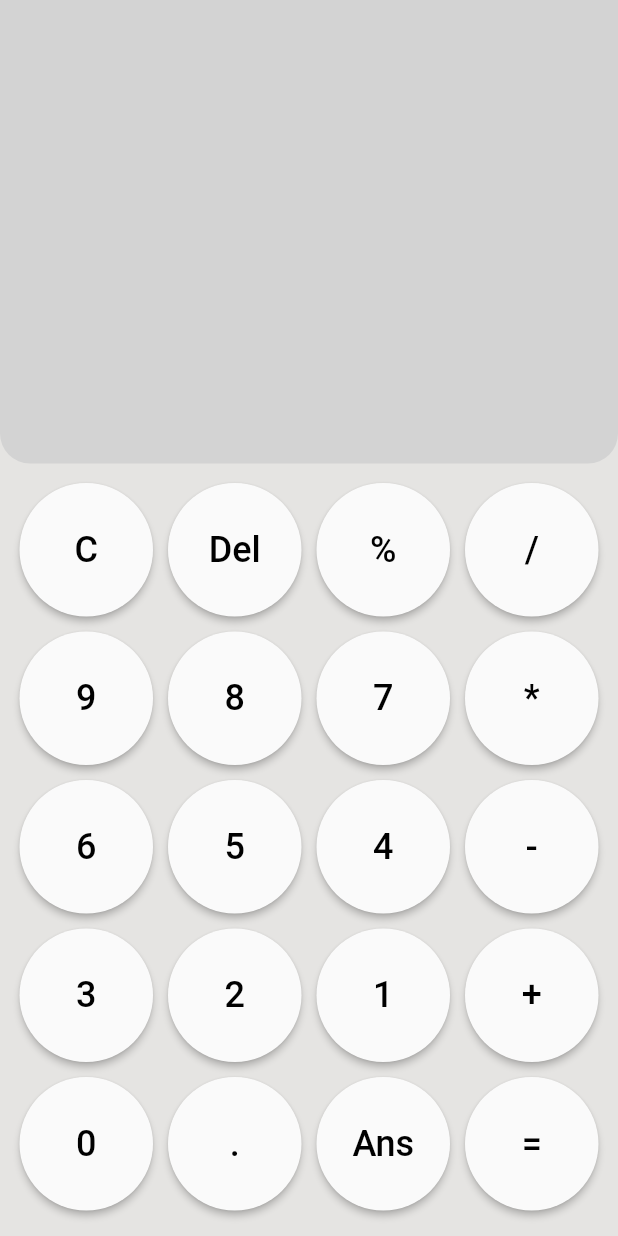
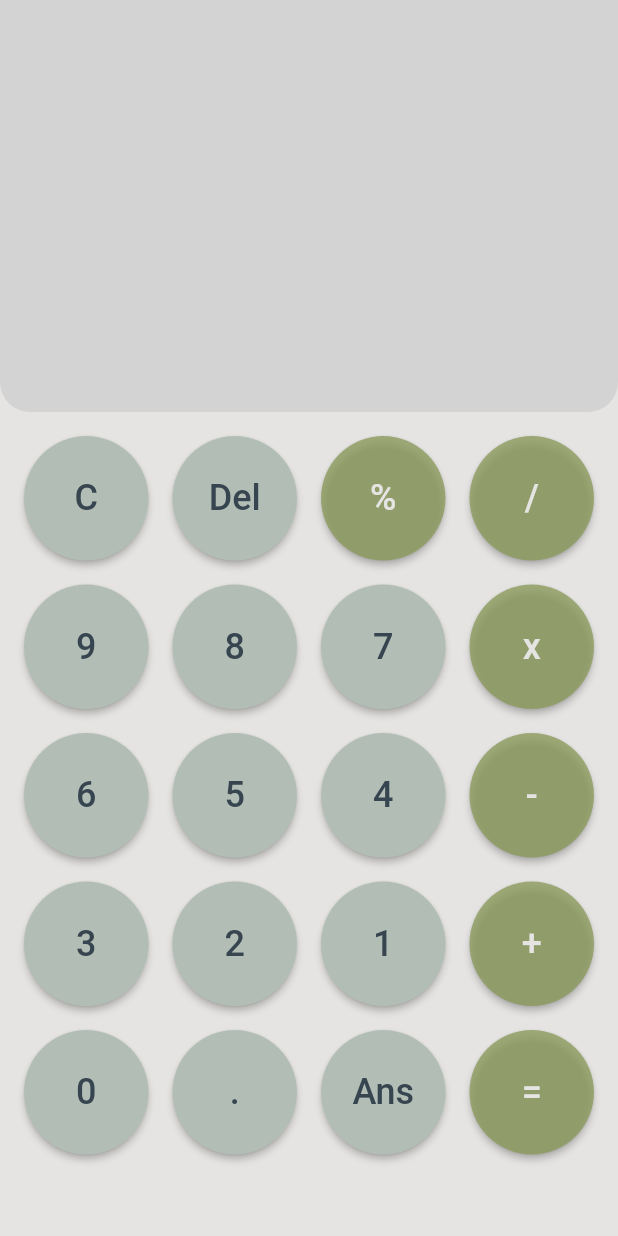
Before and after one commit to nollavpat/calculator, a Flutter app: the screen it shows after launch, on a phone screen of 412 x 824 dp. Run offline on Flutter 3.47's test engine with Material 2 defaults, Android fonts, the phone set to English and light mode, and no system bars; our stand-ins replace math_expressions.

```diff
--- a/lib/button.dart
+++ b/lib/button.dart
@@ -7,15 +7,29 @@ class Button extends StatelessWidget {
   final VoidCallback handleOnPress;
   final String label;
 
+  bool isOperator(String s) {
+    return ['%', '/', 'x', '-', '+', '='].contains(s);
+  }
+
   @override
   Widget build(BuildContext context) {
-    return ElevatedButton(
-        style: ElevatedButton.styleFrom(
-            primary: Colors.grey[50], shape: const StadiumBorder()),
-        onPressed: handleOnPress,
-        child: Text(
-          label,
-          style: const TextStyle(fontSize: 24, color: Colors.black),
-        ));
+    return Padding(
+      padding: const EdgeInsets.all(8.0),
+      child: ElevatedButton(
+          style: ElevatedButton.styleFrom(
+              primary: isOperator(label)
+                  ? const Color.fromARGB(200, 138, 154, 91)
+                  : Color.fromARGB(255, 178, 190, 181),
+              shape: const StadiumBorder()),
+          onPressed: handleOnPress,
+          child: Text(
+            label,
+            style: TextStyle(
+                fontSize: 24,
+                color: isOperator(label)
+                    ? Color.fromARGB(255, 229, 228, 226)
+                    : Color.fromARGB(255, 54, 69, 79)),
+          )),
+    );
   }
 }
--- a/lib/main.dart
+++ b/lib/main.dart
@@ -1,5 +1,6 @@
 import 'package:flutter/material.dart';
 import 'package:flutter/services.dart';
+import 'package:math_expressions/math_expressions.dart';
 import 'button.dart';
 import 'screen.dart';
 
@@ -33,6 +34,7 @@ class MyHomePage extends StatefulWidget {
 class _MyHomePageState extends State<MyHomePage> {
   String answer = '';
   String equation = '';
+  String lastAnswer = '';
 
   final List<String> buttons = [
     'C',
@@ -42,7 +44,7 @@ class _MyHomePageState extends State<MyHomePage> {
     '9',
     '8',
     '7',
-    '*',
+    'x',
     '6',
     '5',
     '4',
@@ -57,10 +59,17 @@ class _MyHomePageState extends State<MyHomePage> {
     '=',
   ];
 
-  handleOnPress(label) {
+  void handleOnPress(String label) {
     setState(() {
       equation += label;
     });
+  }
+
+  final Parser p = Parser();
+  final ContextModel cm = ContextModel();
+
+  num doubleWithoutDecimalToInt(double val) {
+    return val % 1 == 0 ? val.toInt() : val;
   }
 
   @override
@@ -72,7 +81,7 @@ class _MyHomePageState extends State<MyHomePage> {
         body: Column(children: [
           Screen(answer: answer, equation: equation),
           Flexible(
-            flex: 5,
+            flex: 2,
             child: Padding(
               padding: const EdgeInsets.all(8.0),
               child: GridView.builder(
@@ -80,12 +89,64 @@ class _MyHomePageState extends State<MyHomePage> {
                   gridDelegate: const SliverGridDelegateWithFixedCrossAxisCount(
                       crossAxisCount: 4),
                   itemBuilder: (BuildContext context, int index) {
-                    return Padding(
-                        padding: const EdgeInsets.all(5.0),
-                        child: Button(
-                          handleOnPress: () => handleOnPress(buttons[index]),
-                          label: buttons[index],
-                        ));
+                    if (index == 0) {
+                      return Button(
+                        handleOnPress: () {
+                          setState(() {
+                            equation = '';
+                            answer = '';
+                          });
+                        },
+                        label: buttons[index],
+                      );
+                    }
+
+                    if (index == 1) {
+                      return Button(
+                        handleOnPress: () {
+                          setState(() {
+                            if (equation.isNotEmpty) {
+                              equation =
+                                  equation.substring(0, equation.length - 1);
+                            }
+                          });
+                        },
+                        label: buttons[index],
+                      );
+                    }
+
+                    if (index == buttons.length - 1) {
+                      return Button(
+                        handleOnPress: () {
+                          setState(() {
+                            String sanitizedEquation =
+                                equation.replaceAll('x', '*');
+                            Expression exp = p.parse(sanitizedEquation);
+                            double eval = exp.evaluate(EvaluationType.REAL, cm);
+
+                            answer = doubleWithoutDecimalToInt(eval).toString();
+                            lastAnswer = answer;
+                          });
+                        },
+                        label: buttons[index],
+                      );
+                    }
+
+                    if (index == buttons.length - 2) {
+                      return Button(
+                        handleOnPress: () {
+                          setState(() {
+                            equation += lastAnswer;
+                          });
+                        },
+                        label: buttons[index],
+                      );
+                    }
+
+                    return Button(
+                      handleOnPress: () => handleOnPress(buttons[index]),
+                      label: buttons[index],
+                    );
                   }),
             ),
           ),
--- a/lib/screen.dart
+++ b/lib/screen.dart
@@ -10,7 +10,7 @@ class Screen extends StatelessWidget {
   @override
   Widget build(BuildContext context) {
     return Flexible(
-      flex: 3,
+      flex: 1,
       child: Container(
         decoration: const BoxDecoration(
             color: Color.fromARGB(255, 211, 211, 211),
--- a/pubspec.yaml
+++ b/pubspec.yaml
@@ -34,6 +34,7 @@ dependencies:
   # The following adds the Cupertino Icons font to your application.
   # Use with the CupertinoIcons class for iOS style icons.
   cupertino_icons: ^1.0.2
+  math_expressions: ^2.3.0
 
 dev_dependencies:
   flutter_test:
```
Also changed, not shown: pubspec.lock.
